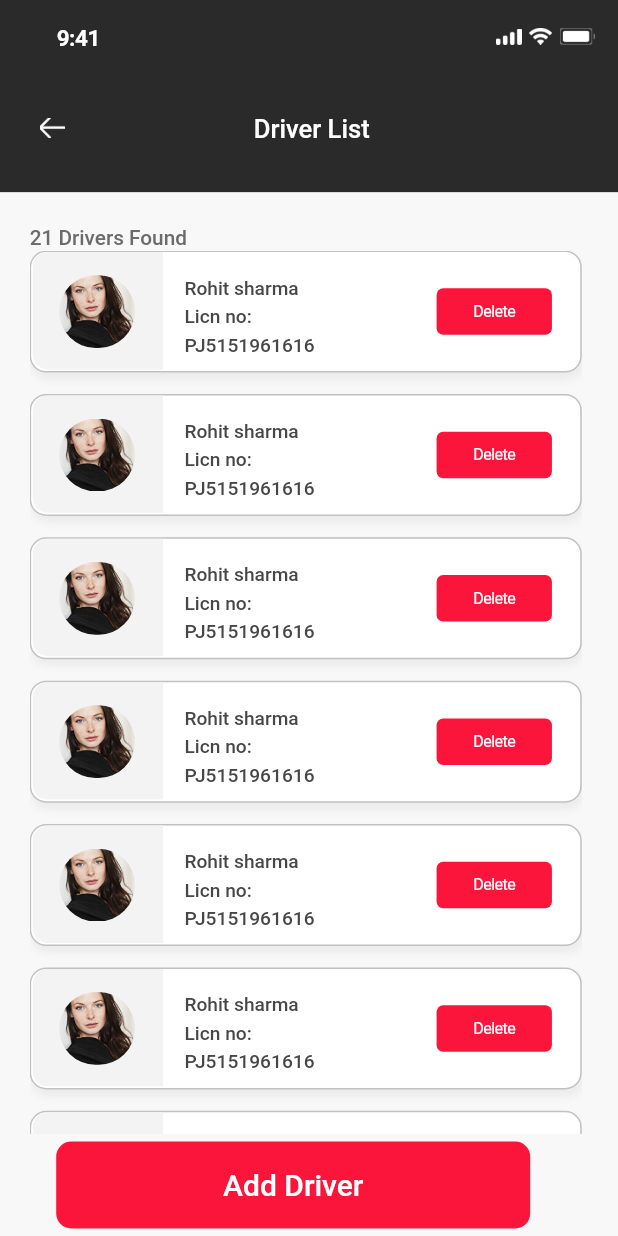
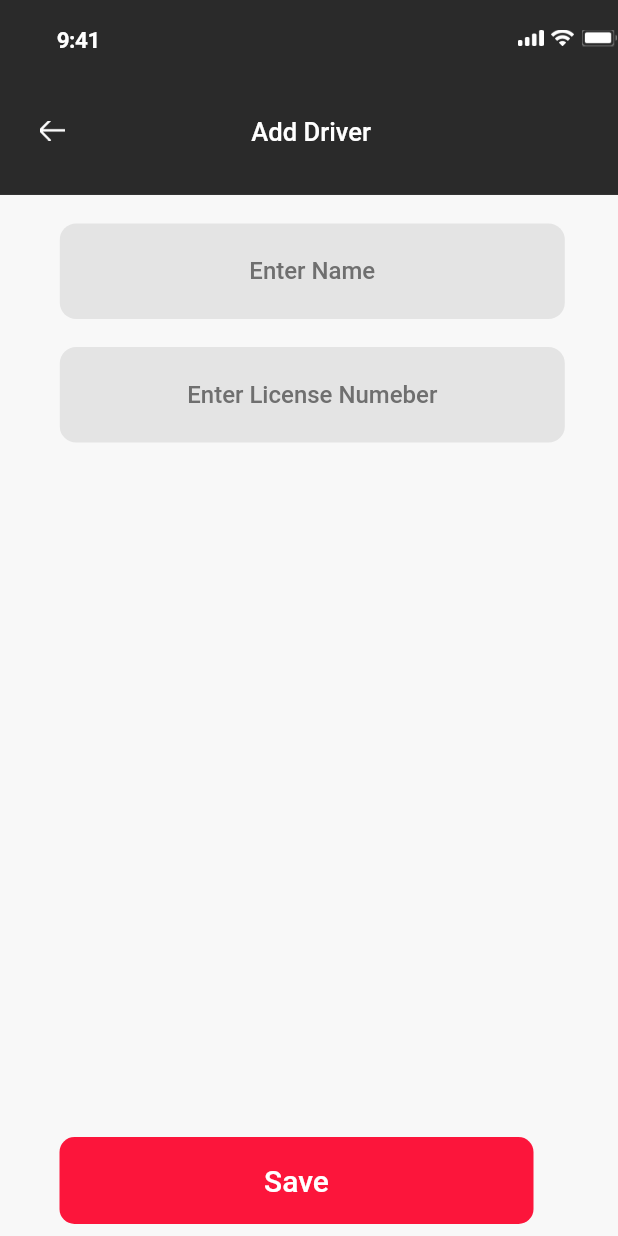
Before and after one commit to fahis7808/bus_booking_demo, a Flutter app: the BusDriverList screen opened directly, after a tap on "Add Driver", on a phone screen of 412 x 824 dp. Run offline on Flutter 3.47's test engine with Material 2 defaults, Android fonts, the phone set to English and light mode, and no system bars; our stand-ins replace google_fonts; Roboto replaces fonts that are missing (Axiforma, SF Pro Text).

Commit message:
add driver page design

```diff
--- /dev/null
+++ b/lib/pages/manage_bus/add_driver.dart
@@ -0,0 +1,147 @@
+import 'package:flutter/material.dart';
+import 'package:ksrtc_booking_demo/widgets/common_button.dart';
+import 'package:ksrtc_booking_demo/widgets/custom_appbar.dart';
+
+import '../../utils.dart';
+
+
+class AddDriver extends StatelessWidget {
+  const AddDriver({super.key});
+
+  @override
+  Widget build(BuildContext context) {
+    double baseWidth = 375;
+    double fem = MediaQuery.of(context).size.width / baseWidth;
+    double ffem = fem * 0.97;
+    return Scaffold(
+      body: Container(
+        decoration: const BoxDecoration (
+          color: Color(0xfff8f8f8),
+        ),
+        child: Column(
+          crossAxisAlignment: CrossAxisAlignment.center,
+          children: [
+            Container(
+              // autogroupz5kwJW4 (2uwfB9YafskCkb2TLaZ5kw)
+              padding: EdgeInsets.fromLTRB(24.25*fem, 14.33*fem, 0*fem, 29*fem),
+              width: 375.66*fem,
+              decoration: BoxDecoration (
+                color: Color(0xff2a2a2a),
+              ),
+              child: Column(
+                crossAxisAlignment: CrossAxisAlignment.start,
+                children: [
+                  Container(
+                    // statusbarzNt (3:790)
+                    margin: EdgeInsets.fromLTRB(10.25*fem, 0*fem, 0*fem, 38.67*fem),
+                    width: 341.16*fem,
+                    height: 19*fem,
+                    child: CustomAppBar(),
+                  ),
+                  Container(
+                    margin: EdgeInsets.fromLTRB(0*fem, 0*fem, 153.16*fem, 0*fem),
+                    width: double.infinity,
+                    child: Row(
+                      crossAxisAlignment: CrossAxisAlignment.start,
+                      children: [
+                        Container(
+                          // iconlylightarrowleftX5J (3:863)
+                          margin: EdgeInsets.fromLTRB(0*fem, 1.25*fem, 113.25*fem, 0*fem),
+                          width: 15*fem,
+                          height: 12.05*fem,
+                          child: Image.asset(
+                            'assets/page-1/images/iconly-light-arrow-left.png',
+                            width: 15*fem,
+                            height: 12.05*fem,
+                          ),
+                        ),
+                        Text(
+                          // adddriverde8 (3:733)
+                          'Add Driver',
+                          textAlign: TextAlign.center,
+                          style: safeGoogleFont (
+                            'Axiforma',
+                            fontSize: 16*ffem,
+                            fontWeight: FontWeight.w500,
+                            height: 1.125*ffem/fem,
+                            color: Color(0xffffffff),
+                          ),
+                        ),
+                      ],
+                    ),
+                  ),
+                ],
+              ),
+            ),
+            Expanded(
+              child: Padding(
+                padding: const EdgeInsets.all(8.0),
+                child: Column(
+                  mainAxisAlignment: MainAxisAlignment.spaceBetween,
+                  children: [
+                    Container(
+                      // autogroupk9gwZ1z (2uwg3sb4VLQw61heYwk9Gw)
+                      padding: EdgeInsets.fromLTRB(29*fem, 10*fem, 25*fem, 5*fem),
+                      width: double.infinity,
+                      child: Column(
+                        crossAxisAlignment: CrossAxisAlignment.center,
+                        mainAxisAlignment: MainAxisAlignment.spaceBetween,
+                        children: [
+                          Container(
+                            // autogroupo9ud4zL (2uwfi3pkx7zTskizqSo9uD)
+                            margin: EdgeInsets.fromLTRB(0*fem, 0*fem, 0*fem, 17*fem),
+                            width: double.infinity,
+                            height: 58*fem,
+                            decoration: BoxDecoration (
+                              color: Color(0x192a2a2a),
+                              borderRadius: BorderRadius.circular(10*fem),
+                            ),
+                            child: Center(
+                              child: Text(
+                                'Enter Name',
+                                textAlign: TextAlign.center,
+                                style: safeGoogleFont (
+                                  'Axiforma',
+                                  fontSize: 15*ffem,
+                                  fontWeight: FontWeight.w500,
+                                  height: 1.2575*ffem/fem,
+                                  color: Color(0xff6f6f6f),
+                                ),
+                              ),
+                            ),
+                          ),
+                          Container(
+                            width: double.infinity,
+                            height: 58*fem,
+                            decoration: BoxDecoration (
+                              color: Color(0x192a2a2a),
+                              borderRadius: BorderRadius.circular(10*fem),
+                            ),
+                            child: Center(
+                              child: Text(
+                                'Enter License Numeber',
+                                textAlign: TextAlign.center,
+                                style: safeGoogleFont (
+                                  'Axiforma',
+                                  fontSize: 15*ffem,
+                                  fontWeight: FontWeight.w500,
+                                  height: 1.2575*ffem/fem,
+                                  color: Color(0xff6f6f6f),
+                                ),
+                              ),
+                            ),
+                          ),
+                        ],
+                      ),
+                    ),
+                    CommonButton(text: "Save", onTap: (){})
+                  ],
+                ),
+              ),
+            ),
+          ],
+        ),
+      ),
+    );
+  }
+}
--- a/lib/pages/manage_bus/bus_driver.dart
+++ b/lib/pages/manage_bus/bus_driver.dart
@@ -1,8 +1,7 @@
 import 'package:flutter/material.dart';
-import 'package:flutter/gestures.dart';
+import 'package:ksrtc_booking_demo/pages/manage_bus/add_driver.dart';
 import 'package:ksrtc_booking_demo/widgets/common_button.dart';
 import 'package:ksrtc_booking_demo/widgets/custom_appbar.dart';
-import 'dart:ui';
 
 import '../../utils.dart';
 
@@ -213,7 +212,7 @@ class BusDriverList extends StatelessWidget {
                  Container(
                      padding: EdgeInsets.fromLTRB(10, 5, 10, 5),
                      child: CommonButton(text: "Add Driver", onTap: (){
-
+                       Navigator.push(context, MaterialPageRoute(builder: (ctc) => AddDriver()));
                      }))
                     ],
                   ),
```
